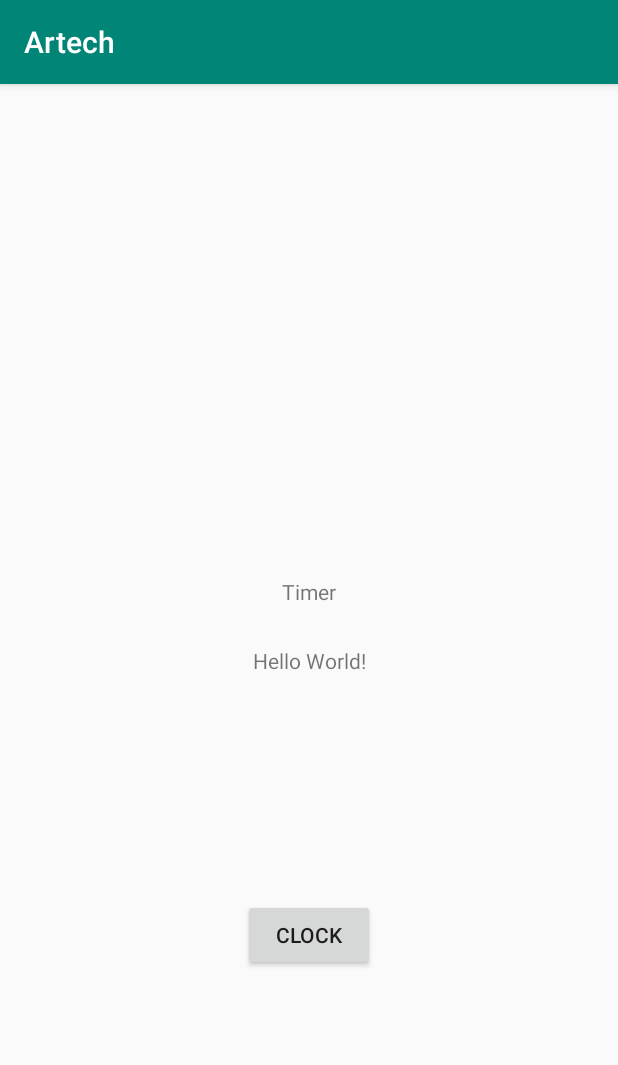
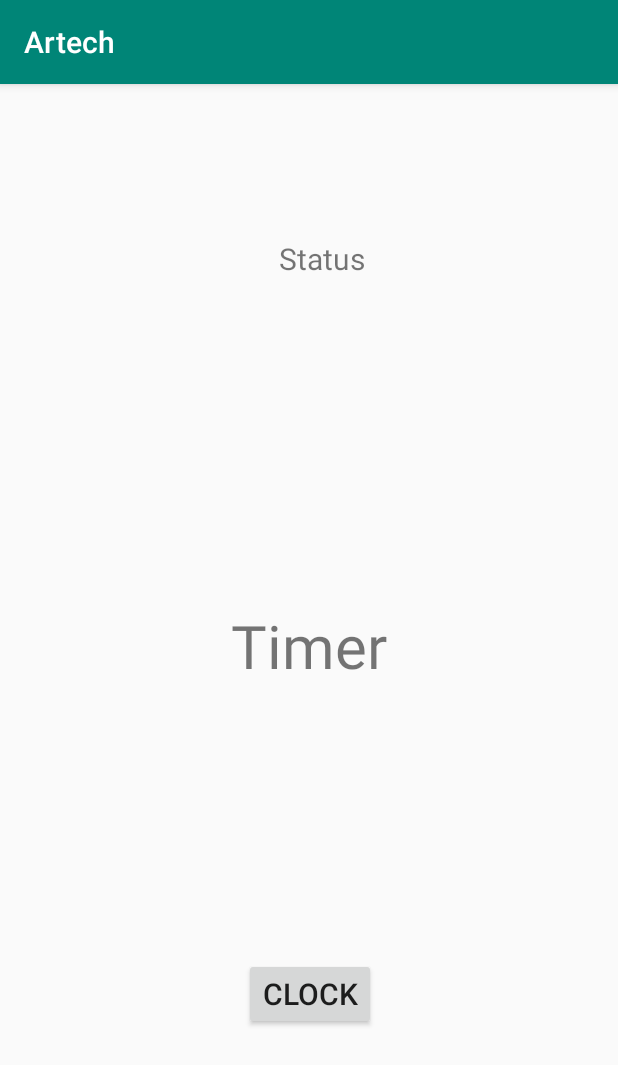
Before and after one commit to caja1694/Artech, an Android app: the screen it shows after launch (MainActivity), on a phone screen of 412 x 824 dp. Shown: the top 1065 px of the screen. Run offline under Robolectric (Android 15) with nearby library versions, the phone set to English and light mode, and no system bars; our stand-ins replace Firebase (no records; nobody signed in at launch, a user with empty details on screens opened directly).

Commit message:
Week1 models.

```diff
--- a/app/src/main/AndroidManifest.xml
+++ b/app/src/main/AndroidManifest.xml
@@ -3,6 +3,7 @@
     package="caja1694.students.ju.se.artech">
 
     <application
+        android:name=".App"
         android:allowBackup="true"
         android:icon="@mipmap/ic_launcher"
         android:label="@string/app_name"
--- /dev/null
+++ b/app/src/main/java/caja1694/students/ju/se/artech/App.java
@@ -0,0 +1,26 @@
+package caja1694.students.ju.se.artech;
+
+import android.app.Application;
+import android.app.NotificationChannel;
+import android.app.NotificationManager;
+import android.os.Build;
+
+public class App extends Application {
+    @Override
+    public void onCreate() {
+        super.onCreate();
+        createNotificationChannel();
+    }
+    private void createNotificationChannel() {
+        if (Build.VERSION.SDK_INT >= Build.VERSION_CODES.O) {
+            CharSequence name = "Channel1";
+            String description = "Warning";
+            int importance = NotificationManager.IMPORTANCE_HIGH;
+            NotificationChannel channel = new NotificationChannel("Channel1", name, importance);
+            channel.setDescription(description);
+            NotificationManager notificationManager = getSystemService(NotificationManager.class);
+            notificationManager.createNotificationChannel(channel);
+        }
+    }
+
+}
--- a/app/src/main/java/caja1694/students/ju/se/artech/MainActivity.java
+++ b/app/src/main/java/caja1694/students/ju/se/artech/MainActivity.java
@@ -30,6 +30,8 @@ import java.time.LocalDateTime;
 import java.time.LocalTime;
 
 
+
+
 public class MainActivity extends AppCompatActivity {
     final static double BREAK_ROOM = 0.1;
     final static double CONTROL_ROOM = 0.5;
@@ -39,13 +41,14 @@ public class MainActivity extends AppCompatActivity {
     CountDownTimer mCountDownTimer;
 
     private NotificationManagerCompat notificationManager;
-    private long mTimeLeftInMillis = timeLeft(30);
+
+
+    private long mTimeLeftInMillis = 5000;
 
     @Override
     protected void onCreate(Bundle savedInstanceState) {
         super.onCreate(savedInstanceState);
         setContentView(R.layout.activity_main);
-        createNotificationChannel();
 
         final Button clockInButton = findViewById(R.id.clock_in_button);
         clockInButton.setOnClickListener(new View.OnClickListener() {
@@ -60,22 +63,23 @@ public class MainActivity extends AppCompatActivity {
         TextView textView = findViewById(R.id.status);
         DatabaseReference myref = FirebaseDatabase.getInstance().getReference();
 
+        String NuclearTechnician = "NuclearTechnician1";
+
         String currentTime = LocalTime.now().toString();
         String currentDate = LocalDate.now().toString();
 
         if (!isClockedIn) {
             textView.setText("Clocked in");
-            myref.child(currentDate).child("Clocked in").push().setValue(currentTime);
+            myref.child(currentDate).child(NuclearTechnician).child("Clocked in").push().setValue(currentTime);
             isClockedIn = true;
             startTimer();
         }
         else {
             textView.setText("Clocked Out");
-            myref.child(currentDate).child("Clocked out").push().setValue(currentTime);
+            myref.child(currentDate).child(NuclearTechnician).child("Clocked out").push().setValue(currentTime);
             isClockedIn = false;
             stopTimer();
         }
-
     }
 
     void startTimer(){
@@ -121,16 +125,18 @@ public class MainActivity extends AppCompatActivity {
         int seconds = (int) mTimeLeftInMillis % 60000 / 1000;
 
         String timeText;
-
-        timeText = "" + hours;
-
+        if(hours < 10){
+            timeText = "0" + hours;
+        }
+        else {
+            timeText = "" + hours;
+        }
         if(minutes < 10){
             timeText += ":0" + minutes;
         }
         else{
             timeText += ":" + minutes;
         }
-
         if(seconds < 10){
             timeText += ":0" + seconds;
         }
@@ -139,8 +145,9 @@ public class MainActivity extends AppCompatActivity {
         }
         countdownText.setText(timeText);
     }
+
+
     void sendWarning(){
-
         String title = "WARNING";
         String body = "You have reached the radiation limit for today. Time to check out.";
 
@@ -156,15 +163,4 @@ public class MainActivity extends AppCompatActivity {
         notificationManager.notify(1, notification);
     }
 
-    private void createNotificationChannel() {
-        if (Build.VERSION.SDK_INT >= Build.VERSION_CODES.O) {
-            CharSequence name = "Channel1";
-            String description = "Warning";
-            int importance = NotificationManager.IMPORTANCE_HIGH;
-            NotificationChannel channel = new NotificationChannel("Channel1", name, importance);
-            channel.setDescription(description);
-            NotificationManager notificationManager = getSystemService(NotificationManager.class);
-            notificationManager.createNotificationChannel(channel);
-        }
-    }
 }
--- a/app/src/main/res/layout/activity_main.xml
+++ b/app/src/main/res/layout/activity_main.xml
@@ -10,22 +10,30 @@
         android:id="@+id/status"
         android:layout_width="wrap_content"
         android:layout_height="wrap_content"
-        android:text="Hello World!"
-        app:layout_constraintBottom_toBottomOf="parent"
-        app:layout_constraintLeft_toLeftOf="parent"
-        app:layout_constraintRight_toRightOf="parent"
+        android:layout_marginStart="185dp"
+        android:layout_marginTop="98dp"
+        android:layout_marginEnd="168dp"
+        android:layout_marginBottom="213dp"
+        android:gravity="center"
+        android:text="Status"
+        android:textSize="20dp"
+        app:layout_constraintBottom_toTopOf="@+id/countdownTimer"
+        app:layout_constraintEnd_toEndOf="parent"
+        app:layout_constraintStart_toStartOf="parent"
         app:layout_constraintTop_toTopOf="parent" />
 
     <TextView
         android:id="@+id/countdownTimer"
         android:layout_width="wrap_content"
         android:layout_height="wrap_content"
-        android:layout_marginStart="187dp"
-        android:layout_marginTop="319dp"
-        android:layout_marginEnd="187dp"
-        android:layout_marginBottom="18dp"
+        android:layout_marginStart="153dp"
+        android:layout_marginTop="338dp"
+        android:layout_marginEnd="154dp"
+        android:layout_marginBottom="172dp"
+        android:gravity="center"
         android:text="Timer"
-        app:layout_constraintBottom_toTopOf="@+id/status"
+        android:textSize="40dp"
+        app:layout_constraintBottom_toTopOf="@+id/clock_in_button"
         app:layout_constraintEnd_toEndOf="parent"
         app:layout_constraintStart_toStartOf="parent"
         app:layout_constraintTop_toTopOf="parent" />
@@ -34,15 +42,16 @@
         android:id="@+id/clock_in_button"
         android:layout_width="wrap_content"
         android:layout_height="wrap_content"
-        android:layout_marginStart="161dp"
-        android:layout_marginTop="140dp"
-        android:layout_marginEnd="162dp"
-        android:layout_marginBottom="168dp"
+        android:layout_marginStart="162dp"
+        android:layout_marginTop="564dp"
+        android:layout_marginEnd="161dp"
+        android:layout_marginBottom="119dp"
         android:text="@string/clock"
+        android:textSize="20dp"
         app:layout_constraintBottom_toBottomOf="parent"
         app:layout_constraintEnd_toEndOf="parent"
         app:layout_constraintStart_toStartOf="parent"
-        app:layout_constraintTop_toBottomOf="@+id/status" />
+        app:layout_constraintTop_toTopOf="parent" />
 
 
 </androidx.constraintlayout.widget.ConstraintLayout>
```
